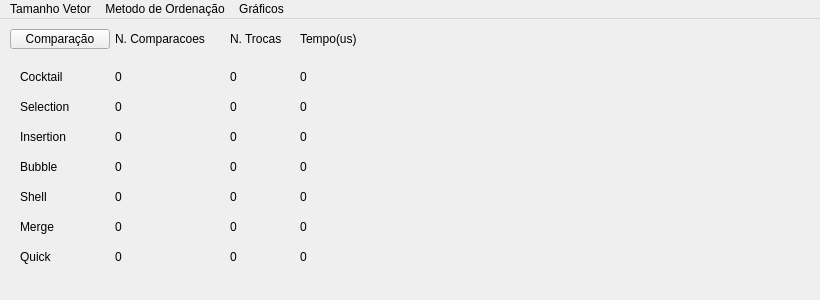
First picture: the form in mainwindow.ui, repository andresonsd/OldProjectNewQt, before the edit.
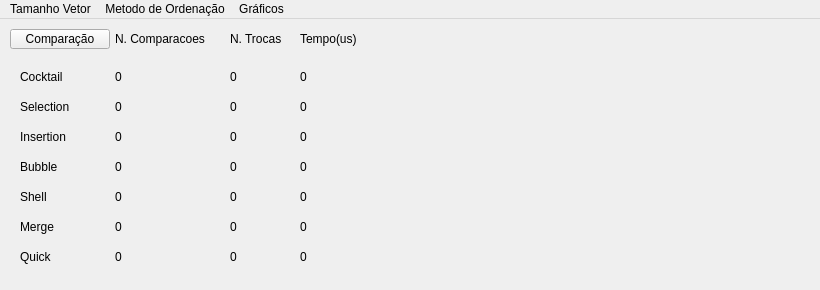
Second picture: the form after the edit. Custom widgets are drawn as their Qt base class.

Commit message:
Corrigindo o botão de tab+graf
A primeira execução acontecia certo, mas nas seguintes sempre pegava o maior valor do vetor

```diff
--- a/mainwindow.ui
+++ b/mainwindow.ui
@@ -10,7 +10,7 @@
     <x>0</x>
     <y>0</y>
     <width>820</width>
-    <height>300</height>
+    <height>290</height>
    </rect>
   </property>
   <property name="sizePolicy">
```
Left out of the diff: 3 changed lines with no effect on the pictures. The commit also changes 2 other files.
